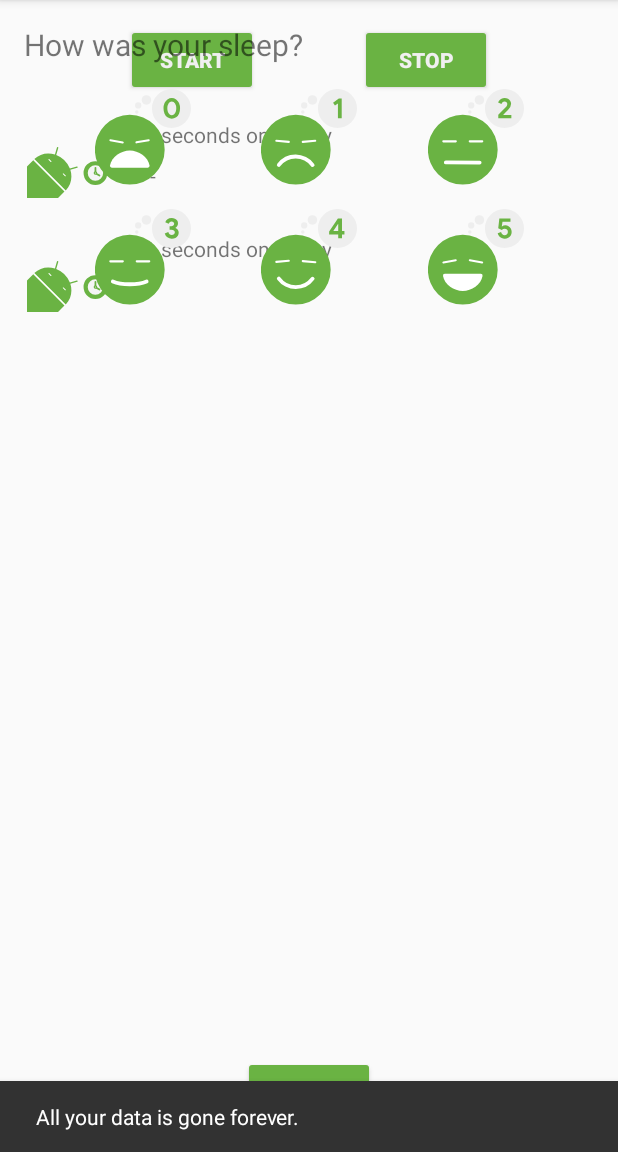
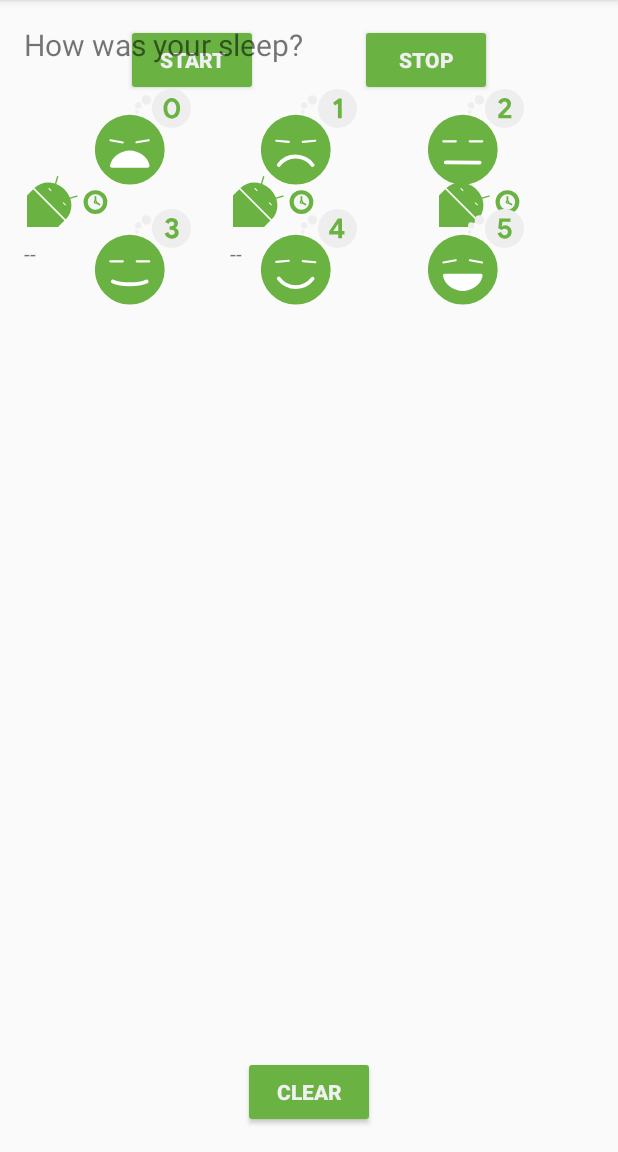
Before and after one commit to aidanjw1/udacity, an Android app: the fragment SleepQualityFragment placed in its activity, after a tap on "START", on a phone screen of 412 x 824 dp, the part 84-1236 px from its top. Run offline under Robolectric (Android 15) with nearby library versions, the phone set to English and light mode, and no system bars; our stand-ins replace Room's generated code, data binding; Roboto replaces fonts that are not available here; 7 statements that could not run were skipped; 2 other taps on this screen came first.

Commit message:
finish recyclerview module & sleep tracker app

```diff
--- a/Developing_Android_Apps_with_Kotlin/apps/SleepTracker/app/src/main/java/com/example/android/trackmysleepquality/database/SleepDatabaseDao.kt
+++ b/Developing_Android_Apps_with_Kotlin/apps/SleepTracker/app/src/main/java/com/example/android/trackmysleepquality/database/SleepDatabaseDao.kt
@@ -42,4 +42,10 @@ interface SleepDatabaseDao {
 
     @Query("SELECT * FROM daily_sleep_quality_table ORDER BY nightId DESC LIMIT 1")
     fun getTonight(): SleepNight?
+
+    /**
+     * Selects and returns the night with given nightId.
+     */
+    @Query("SELECT * from daily_sleep_quality_table WHERE nightId = :key")
+    fun getNightWithId(key: Long): LiveData<SleepNight>
 }
--- a/Developing_Android_Apps_with_Kotlin/apps/SleepTracker/app/src/main/java/com/example/android/trackmysleepquality/sleeptracker/SleepNightAdapter.kt
+++ b/Developing_Android_Apps_with_Kotlin/apps/SleepTracker/app/src/main/java/com/example/android/trackmysleepquality/sleeptracker/SleepNightAdapter.kt
@@ -5,17 +5,14 @@ import android.view.ViewGroup
 import androidx.recyclerview.widget.DiffUtil
 import androidx.recyclerview.widget.ListAdapter
 import androidx.recyclerview.widget.RecyclerView
-import com.example.android.trackmysleepquality.R
-import com.example.android.trackmysleepquality.convertDurationToFormatted
-import com.example.android.trackmysleepquality.convertNumericQualityToString
 import com.example.android.trackmysleepquality.database.SleepNight
 import com.example.android.trackmysleepquality.databinding.ListItemSleepNightBinding
 
-class SleepNightAdapter : ListAdapter<SleepNight, SleepNightAdapter.ViewHolder>(SleepNightDiffCallback()) {
+class SleepNightAdapter(val clickListener: SleepNightClickListener) : ListAdapter<SleepNight, SleepNightAdapter.ViewHolder>(SleepNightDiffCallback()) {
 
     override fun onBindViewHolder(holder: ViewHolder, position: Int) {
         val item = getItem(position)
-        holder.bind(item)
+        holder.bind(item, clickListener)
     }
 
     override fun onCreateViewHolder(parent: ViewGroup, viewType: Int): ViewHolder {
@@ -24,8 +21,9 @@ class SleepNightAdapter : ListAdapter<SleepNight, SleepNightAdapter.ViewHolder>(
 
     class ViewHolder private constructor(val binding: ListItemSleepNightBinding) : RecyclerView.ViewHolder(binding.root) {
 
-        fun bind(item: SleepNight) {
+        fun bind(item: SleepNight, clickListener: SleepNightClickListener) {
             this.binding.sleepNight = item
+            this.binding.clickListener = clickListener
             this.binding.executePendingBindings()
         }
 
@@ -49,3 +47,7 @@ class SleepNightDiffCallback: DiffUtil.ItemCallback<SleepNight>() {
         return oldItem == newItem
     }
 }
+
+class SleepNightClickListener(val clickListener: (sleepId: Long) -> Unit) {
+    fun onClick(night: SleepNight) = clickListener(night.nightId)
+}
--- a/Developing_Android_Apps_with_Kotlin/apps/SleepTracker/app/src/main/java/com/example/android/trackmysleepquality/sleeptracker/SleepTrackerFragment.kt
+++ b/Developing_Android_Apps_with_Kotlin/apps/SleepTracker/app/src/main/java/com/example/android/trackmysleepquality/sleeptracker/SleepTrackerFragment.kt
@@ -20,11 +20,13 @@ import android.os.Bundle
 import android.view.LayoutInflater
 import android.view.View
 import android.view.ViewGroup
+import android.widget.Toast
 import androidx.databinding.DataBindingUtil
 import androidx.fragment.app.Fragment
 import androidx.lifecycle.Observer
 import androidx.lifecycle.ViewModelProviders
 import androidx.navigation.fragment.findNavController
+import androidx.recyclerview.widget.GridLayoutManager
 import com.example.android.trackmysleepquality.R
 import com.example.android.trackmysleepquality.database.SleepDatabase
 import com.example.android.trackmysleepquality.databinding.FragmentSleepTrackerBinding
@@ -58,7 +60,19 @@ class SleepTrackerFragment : Fragment() {
         binding.setLifecycleOwner(this)
         binding.viewModel = sleepTrackerViewModel
 
-        val adapter = SleepNightAdapter()
+        binding.sleepList.layoutManager = GridLayoutManager(activity, 3)
+
+        val adapter = SleepNightAdapter(SleepNightClickListener {
+            sleepTrackerViewModel.onSleepNightClicked(it)
+        })
+
+        sleepTrackerViewModel.navigateToSleepData.observe(this, Observer {
+            it?.let {
+                findNavController().navigate(SleepTrackerFragmentDirections.actionSleepTrackerFragmentToSleepDetailFragment(it))
+                sleepTrackerViewModel.doneNavigating()
+            }
+        })
+
         binding.sleepList.adapter = adapter
         sleepTrackerViewModel.nights.observe(viewLifecycleOwner, Observer {
             it?.let {
--- a/Developing_Android_Apps_with_Kotlin/apps/SleepTracker/app/src/main/java/com/example/android/trackmysleepquality/sleeptracker/SleepTrackerViewModel.kt
+++ b/Developing_Android_Apps_with_Kotlin/apps/SleepTracker/app/src/main/java/com/example/android/trackmysleepquality/sleeptracker/SleepTrackerViewModel.kt
@@ -51,8 +51,12 @@ class SleepTrackerViewModel(
     private val _navigateToSleepQuality = MutableLiveData<SleepNight>()
     val navigateToSleepQuality: LiveData<SleepNight> get() = _navigateToSleepQuality
 
+    private val _navigateToSleepData = MutableLiveData<Long?>()
+    val navigateToSleepData: LiveData<Long?> get() = _navigateToSleepData
+
     fun doneNavigating() {
         _navigateToSleepQuality.value = null
+        _navigateToSleepData.value = null
     }
 
     val startButtonEnabled = Transformations.map(tonight) {
@@ -136,4 +140,8 @@ class SleepTrackerViewModel(
             database.clear()
         }
     }
+
+    fun onSleepNightClicked(nightId: Long) {
+        _navigateToSleepData.value = nightId
+    }
 }
--- a/Developing_Android_Apps_with_Kotlin/apps/SleepTracker/app/src/main/res/layout/fragment_sleep_tracker.xml
+++ b/Developing_Android_Apps_with_Kotlin/apps/SleepTracker/app/src/main/res/layout/fragment_sleep_tracker.xml
@@ -54,8 +54,7 @@
             app:layout_constraintBottom_toTopOf="@+id/clear_button"
             app:layout_constraintEnd_toEndOf="parent"
             app:layout_constraintStart_toStartOf="parent"
-            app:layout_constraintTop_toBottomOf="@+id/stop_button"
-            app:layoutManager="androidx.recyclerview.widget.LinearLayoutManager" />
+            app:layout_constraintTop_toBottomOf="@+id/stop_button" />
 
         <!-- With data binding and LiveData, we can track the buttons' visibility states
              from the ViewModel. The click handler is in the ViewModel as well, and
--- a/Developing_Android_Apps_with_Kotlin/apps/SleepTracker/app/src/main/res/layout/list_item_sleep_night.xml
+++ b/Developing_Android_Apps_with_Kotlin/apps/SleepTracker/app/src/main/res/layout/list_item_sleep_night.xml
@@ -7,11 +7,15 @@
         <variable
             name="sleepNight"
             type="com.example.android.trackmysleepquality.database.SleepNight" />
+        <variable
+            name="clickListener"
+            type="com.example.android.trackmysleepquality.sleeptracker.SleepNightClickListener" />
     </data>
 
     <androidx.constraintlayout.widget.ConstraintLayout
         android:layout_width="match_parent"
-        android:layout_height="wrap_content">
+        android:layout_height="wrap_content"
+        android:onClick="@{() -> clickListener.onClick(sleepNight)}">
 
         <ImageView
             android:id="@+id/quality_image"
@@ -27,29 +31,15 @@
             tools:srcCompat="@drawable/ic_sleep_5" />
 
         <TextView
-            android:id="@+id/sleep_length"
-            android:layout_width="0dp"
-            android:layout_height="wrap_content"
-            android:layout_marginStart="16dp"
-            android:layout_marginTop="8dp"
-            android:layout_marginEnd="16dp"
-            app:layout_constraintEnd_toEndOf="parent"
-            app:layout_constraintStart_toEndOf="@+id/quality_image"
-            app:layout_constraintTop_toTopOf="@+id/quality_image"
-            app:sleepDuration="@{sleepNight}"
-            tools:text="Wednesday" />
-
-        <TextView
             android:id="@+id/quality_string"
             android:layout_width="0dp"
             android:layout_height="wrap_content"
-            android:layout_marginStart="16dp"
             android:layout_marginTop="8dp"
-            android:layout_marginEnd="16dp"
-            app:layout_constraintEnd_toEndOf="parent"
-            app:layout_constraintStart_toEndOf="@+id/quality_image"
-            app:layout_constraintTop_toBottomOf="@+id/sleep_length"
-            app:sleepQuality="@{sleepNight}"
-            tools:text="Excellent" />
+            app:layout_constraintEnd_toEndOf="@+id/quality_image"
+            app:layout_constraintStart_toStartOf="@+id/quality_image"
+            app:layout_constraintTop_toBottomOf="@+id/quality_image"
+            app:sleepQuality="@{sleepNight}"/>
+
+
     </androidx.constraintlayout.widget.ConstraintLayout>
 </layout>
```
Also changed, not shown: Developing_Android_Apps_with_Kotlin/apps/SleepTracker/app/src/main/java/com/example/android/trackmysleepquality/sleepdetail/SleepDetailFragment.kt (added, +82 -0 lines), Developing_Android_Apps_with_Kotlin/apps/SleepTracker/app/src/main/java/com/example/android/trackmysleepquality/sleepdetail/SleepDetailViewModel.kt (added, +92 -0 lines), Developing_Android_Apps_with_Kotlin/apps/SleepTracker/app/src/main/java/com/example/android/trackmysleepquality/sleepdetail/SleepDetailViewModelFactory.kt (added, +38 -0 lines), Developing_Android_Apps_with_Kotlin/apps/SleepTracker/app/src/main/res/layout/fragment_sleep_detail.xml (added, +68 -0 lines), Developing_Android_Apps_with_Kotlin/apps/SleepTracker/app/src/main/res/navigation/navigation.xml (+11 -0 lines).
